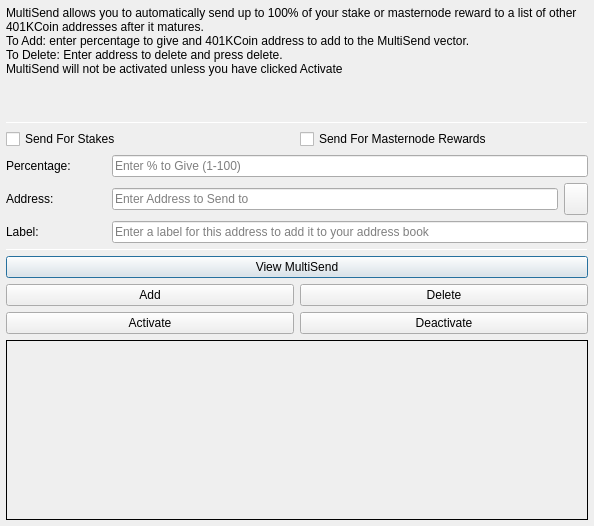
The window that src/qt/forms/multisenddialog.ui (bestsolutionit/401KCoin) describes before a commit, drawn with Qt 5.
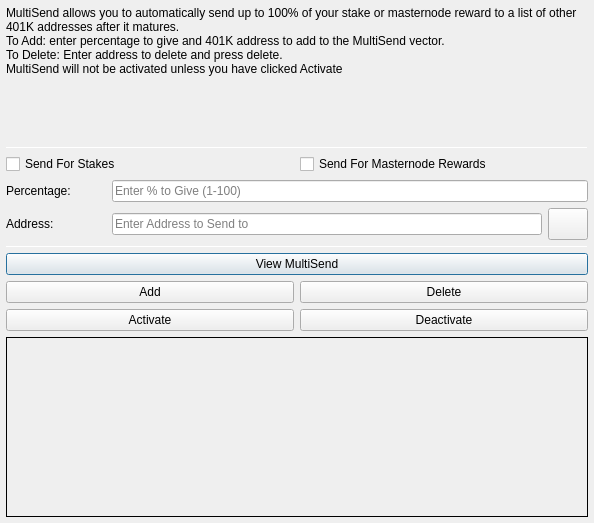
The same window after the commit. Icons and pictures are not drawn.

The edit to the form file:
```diff
--- a/src/qt/forms/multisenddialog.ui
+++ b/src/qt/forms/multisenddialog.ui
@@ -10,7 +10,7 @@
     <x>0</x>
     <y>0</y>
     <width>594</width>
-    <height>526</height>
+    <height>523</height>
    </rect>
   </property>
   <property name="windowTitle">
@@ -30,15 +30,15 @@
     <number>6</number>
    </property>
    <item>
-    <layout class="QVBoxLayout" name="verticalLayout_Main" stretch="1,1,1,0,1,1,1">
+    <layout class="QVBoxLayout" name="verticalLayout_Main" stretch="1,1,1,1,1,1">
      <item>
       <widget class="QLabel" name="label_2">
        <property name="lineWidth">
         <number>1</number>
        </property>
        <property name="text">
-        <string>MultiSend allows you to automatically send up to 100% of your stake or masternode reward to a list of other 401KCoin addresses after it matures.
-To Add: enter percentage to give and 401KCoin address to add to the MultiSend vector.
+        <string>MultiSend allows you to automatically send up to 100% of your stake or masternode reward to a list of other 401K addresses after it matures.
+To Add: enter percentage to give and 401K address to add to the MultiSend vector.
 To Delete: Enter address to delete and press delete.
 MultiSend will not be activated unless you have clicked Activate</string>
        </property>
@@ -148,7 +148,7 @@
           </widget>
          </item>
          <item>
-          <widget class="QToolButton" name="addressBookButton">
+          <widget class="QPushButton" name="addressBookButton">
            <property name="maximumSize">
             <size>
              <width>16777215</width>
@@ -168,36 +168,15 @@
            <property name="shortcut">
             <string>Alt+A</string>
            </property>
+           <property name="autoDefault">
+            <bool>false</bool>
+           </property>
           </widget>
          </item>
         </layout>
        </item>
       </layout>
      </item>
-     <item>
-      <layout class="QHBoxLayout" name="horizontalLayout_3">
-       <item>
-        <widget class="QLabel" name="label_3">
-         <property name="minimumSize">
-          <size>
-           <width>100</width>
-           <height>0</height>
-          </size>
-         </property>
-         <property name="text">
-          <string>Label:</string>
-         </property>
-        </widget>
-       </item>
-       <item>
-        <widget class="QLineEdit" name="labelAddressLabelEdit">
-         <property name="placeholderText">
-          <string>Enter a label for this address to add it to your address book</string>
-         </property>
-        </widget>
-       </item>
-      </layout>
-     </item>
      <item>
       <widget class="Line" name="line_2">
        <property name="minimumSize">
```
Left out of the diff: 4 changed lines with no effect on the pictures.
